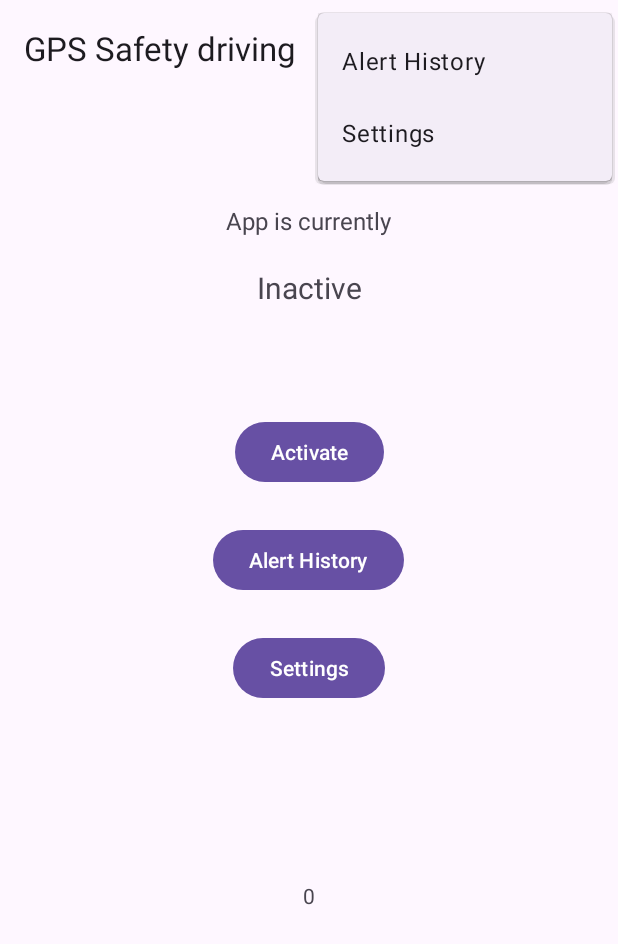
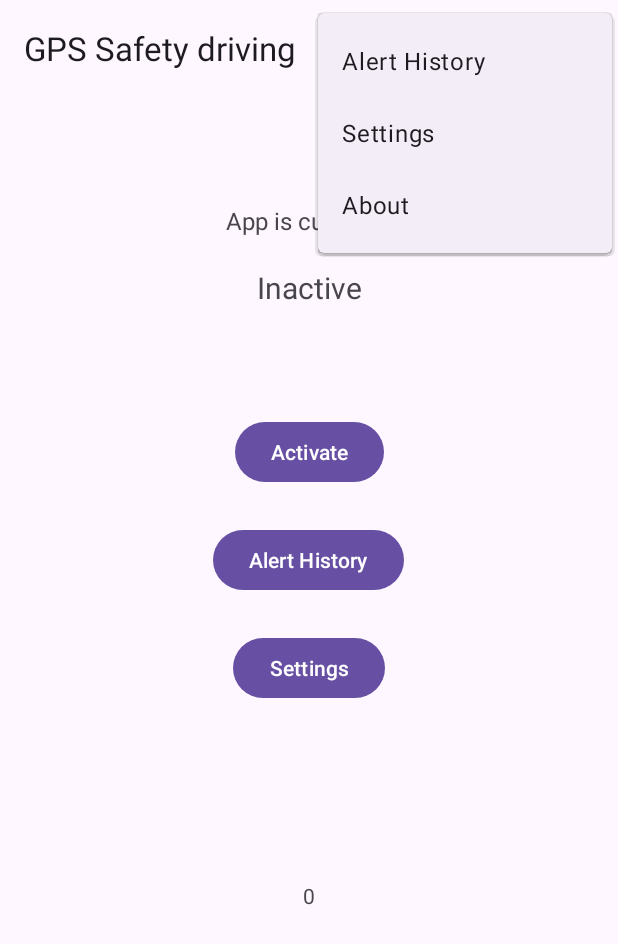
Before and after one commit to timothyf1/msc-dissertation, an Android app: the screen it shows after launch (MainActivity), with the options menu open, on a phone screen of 412 x 824 dp. Shown: the top 944 px of the screen. Run offline under Robolectric (Android 15) with nearby library versions, the phone set to English and light mode, and no system bars; our stand-ins replace navigation-ui.

Commit message:
Extract hard coded strings from code

```diff
--- a/app/app/src/main/res/menu/menu_main.xml
+++ b/app/app/src/main/res/menu/menu_main.xml
@@ -6,6 +6,16 @@
         android:id="@+id/action_settings"
         android:orderInCategory="100"
         android:title="@string/action_settings"
-        app:showAsAction="never" />
-    <item android:title="Alert History" />
+        app:showAsAction="never"
+        />
+    <item
+        android:id="@+id/action_alert_history"
+        android:title="@string/action_alert_history"
+        android:orderInCategory="90"
+        />
+    <item
+        android:id="@+id/action_about"
+        android:title="@string/action_about"
+        android:orderInCategory="110"
+        />
 </menu>
--- a/app/app/src/main/res/navigation/nav_graph.xml
+++ b/app/app/src/main/res/navigation/nav_graph.xml
@@ -16,6 +16,9 @@
         <action
             android:id="@+id/action_homeFragment_to_settingsFragment"
             app:destination="@id/settingsFragment" />
+        <action
+            android:id="@+id/action_homeFragment_to_aboutFragment"
+            app:destination="@id/aboutFragment" />
     </fragment>
     <fragment
         android:id="@+id/alertHistoryFragment"
@@ -30,4 +33,9 @@
         android:id="@+id/settingsFragment"
         android:name="com.example.gpssafetydrivingapp.SettingsFragment"
         android:label="Settings" />
+    <fragment
+        android:id="@+id/aboutFragment"
+        android:name="com.example.gpssafetydrivingapp.AboutFragment"
+        android:label="fragment_about"
+        tools:layout="@layout/fragment_about" />
 </navigation>
--- a/app/app/src/main/res/values/strings.xml
+++ b/app/app/src/main/res/values/strings.xml
@@ -1,6 +1,5 @@
 <resources>
     <string name="app_name">GPSSafetyDrivingApp</string>
-    <string name="action_settings">Settings</string>
     <!-- Strings used for fragments for navigation -->
     <string name="first_fragment_label">First Fragment</string>
     <string name="home_fragment_label">GPS Safety driving</string>
@@ -46,18 +45,13 @@
     </string>
     <!-- TODO: Remove or change this placeholder text -->
     <string name="hello_blank_fragment">Hello blank fragment</string>
-    <!-- Preference Titles -->
-    <string name="messages_header">Messages</string>
-    <string name="sync_header">Sync</string>
 
     <!-- Messages Preferences -->
     <string name="signature_title">Your signature</string>
     <string name="reply_title">Default reply action</string>
 
-    <!-- Sync Preferences -->
-    <string name="sync_title">Sync email periodically</string>
-    <string name="attachment_title">Download incoming attachments</string>
-    <string name="attachment_summary_on">Automatically download attachments for incoming emails
-    </string>
-    <string name="attachment_summary_off">Only download attachments when manually requested</string>
+    <!-- Menu options -->
+    <string name="action_about">About</string>
+    <string name="action_alert_history">Alert History</string>
+    <string name="action_settings">Settings</string>
 </resources>
```
